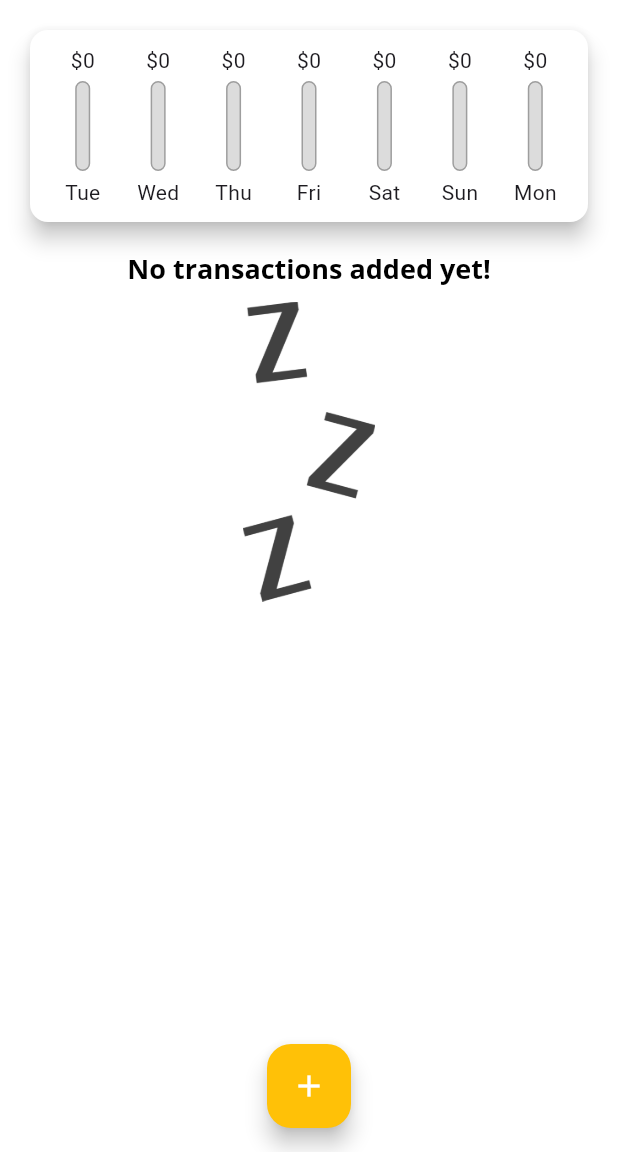
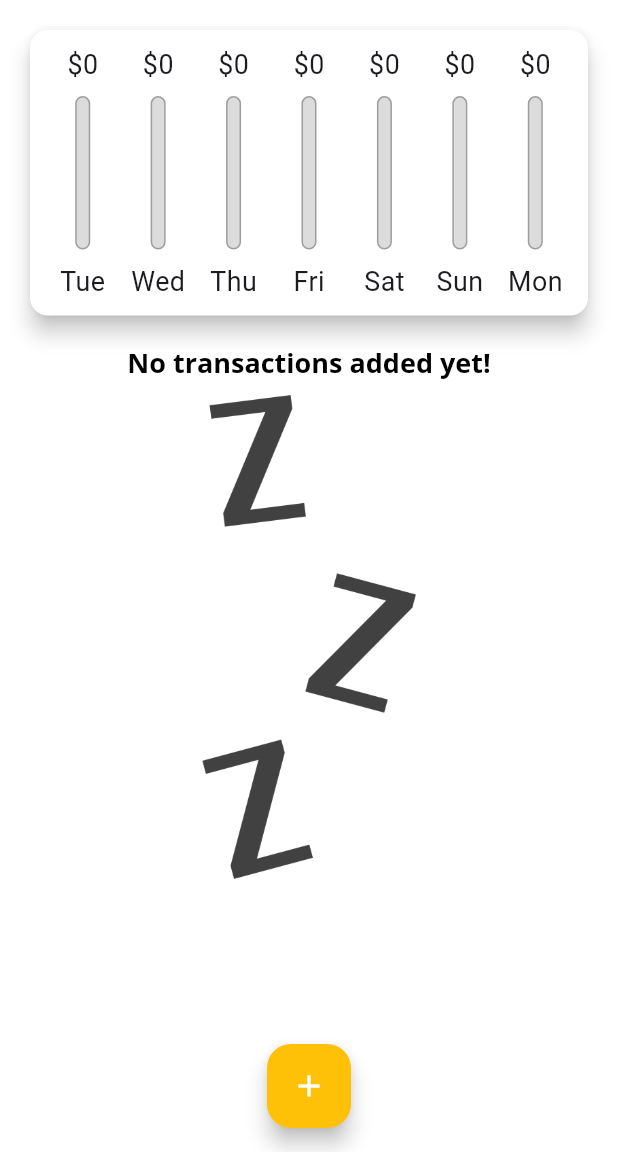
Before and after one commit to kikispark/personal_expenses_app_flutter, a Flutter app: the screen it shows after launch, on a phone screen of 412 x 824 dp, the part 84-1236 px from its top. Run offline on Flutter 3.47's test engine with Material 3 defaults, Android fonts, the light colour scheme and no system bars.

Commit message:
managing the mediaquery and reponsive

```diff
--- a/lib/main.dart
+++ b/lib/main.dart
@@ -1,13 +1,23 @@
 import '/widgets/transaction_list.dart';
-
+import 'package:flutter/services.dart';
 import '../models/transaction.dart';
 import '/widgets/new_transaction.dart';
 
 import 'package:flutter/material.dart';
 import './widgets/chart.dart';
 
-void main() => runApp(MyApp());
+void main() {
+  WidgetsFlutterBinding.ensureInitialized();
+  // SystemChrome.setPreferredOrientations([
+  //   DeviceOrientation.portraitUp,
+  //   DeviceOrientation.portraitDown,
+  // ]);
+  //=====>This **locks the device orientation** of your app.
+  runApp(MyApp());
+}
 
+// Lift state up:
+// You move the shared state to the closest common parent:
 class MyApp extends StatelessWidget {
   const MyApp({super.key});
   @override
@@ -69,6 +79,8 @@ class _MyHomePageState extends State<MyHomePage> {
     // ),
   ];
 
+  bool _showChart = false;
+
   List<Transaction> get _recentTransactions {
     return _userTransactions.where((tx) {
       return tx.date.isAfter(DateTime.now().subtract(Duration(days: 7)));
@@ -114,9 +126,14 @@ class _MyHomePageState extends State<MyHomePage> {
   @override
   Widget build(BuildContext context) {
     // print('recent: $_recentTransactions');
+    final isLandscape =
+        MediaQuery.of(context).orientation ==
+        Orientation.landscape; //<===check the orientation of the device
+    //we use final because it calculated for every build run when flutter rebuilds UI
 
-    return Scaffold(
-      appBar: AppBar(
+    final mediaQuery = MediaQuery.of(context);
+
+    final appBar = AppBar(
       title: Text('Personal Expenses'),
 
       actions: <Widget>[
@@ -127,14 +144,62 @@ class _MyHomePageState extends State<MyHomePage> {
           },
         ),
       ],
-      ),
+    );
+
+    final txListWidget = Container(
+      height:
+          (mediaQuery.size.height -
+              appBar.preferredSize.height -
+              mediaQuery.padding.top) *
+          0.7,
+      child: TransactionList(_userTransactions, _deleteTransaction),
+    );
+    return Scaffold(
+      appBar: appBar,
       body: SingleChildScrollView(
         child: Column(
           mainAxisAlignment: MainAxisAlignment.start,
           crossAxisAlignment: CrossAxisAlignment.stretch,
           children: <Widget>[
-            Chart(_recentTransactions),
-            TransactionList(_userTransactions, _deleteTransaction),
+            if (isLandscape) //  <==== if(isLandscape) its future from dart it check if true show in the list if no element added
+              Row(
+                mainAxisAlignment: MainAxisAlignment.center,
+                children: [
+                  Text('Show Chart '),
+                  Switch(
+                    value: _showChart,
+                    onChanged: (val) {
+                      setState(() {
+                        _showChart = val;
+                      });
+                    },
+                  ),
+                ],
+              ),
+            if (!isLandscape) // <==== if(isLandscape) its future from dart it check if true show in the list if no element added
+              Container(
+                height:
+                    (mediaQuery.size.height -
+                        appBar.preferredSize.height -
+                        mediaQuery.padding.top) *
+                    0.3,
+                child: Chart(_recentTransactions),
+              ),
+            if (!isLandscape) txListWidget,
+            if (isLandscape)
+              _showChart
+                  ? Container(
+                      height:
+                          (mediaQuery.size.height - //<===total screen height
+                              appBar
+                                  .preferredSize
+                                  .height - //<===height of the app bar
+                              mediaQuery.padding.top) *
+                          0.7, //<===top padding (usually the status bar height).
+                      // this gives you a height = 30% of the free space on the screen (after removing the AppBar + top system bar).
+                      child: Chart(_recentTransactions),
+                    )
+                  : txListWidget,
           ],
         ),
       ),
--- a/lib/widgets/chart_bar.dart
+++ b/lib/widgets/chart_bar.dart
@@ -9,17 +9,20 @@ class ChartBar extends StatelessWidget {
 
   @override
   Widget build(BuildContext context) {
+    return LayoutBuilder(
+      //<==So you can think of LayoutBuilder as the Flutter way of doing responsive sizing like percentages in Tailwind
+      builder: (ctx, constraints) {
         return Column(
           children: <Widget>[
             Container(
-          height: 20,
+              height: constraints.maxHeight * 0.15,
               child: FittedBox(
                 child: Text('\$${spendingAmount.toStringAsFixed(0)}'),
               ),
             ),
-        SizedBox(height: 4),
+            SizedBox(height: constraints.maxHeight * 0.05),
             Container(
-          height: 60,
+              height: constraints.maxHeight * 0.6,
               width: 10,
               child: Stack(
                 children: <Widget>[
@@ -42,9 +45,14 @@ class ChartBar extends StatelessWidget {
                 ],
               ),
             ),
-        SizedBox(height: 4),
-        Text(label),
+            SizedBox(height: constraints.maxHeight * 0.05),
+            Container(
+              height: constraints.maxHeight * 0.15,
+              child: FittedBox(child: Text(label)),
+            ),
           ],
+        );
+      },
     );
   }
 }
--- a/lib/widgets/transaction_list.dart
+++ b/lib/widgets/transaction_list.dart
@@ -9,11 +9,12 @@ class TransactionList extends StatelessWidget {
 
   @override
   Widget build(BuildContext context) {
+    // ==>context:metadata object with some information about the widget and its position in the tree
     final theme = Theme.of(context);
-    return Container(
-      height: 300,
-      child: transactions.isEmpty
-          ? Column(
+    return transactions.isEmpty
+        ? LayoutBuilder(
+            builder: (ctx, constraints) {
+              return Column(
                 children: <Widget>[
                   Text(
                     'No transactions added yet!',
@@ -21,13 +22,15 @@ class TransactionList extends StatelessWidget {
                   ),
                   SizedBox(height: 10),
                   Container(
-                  height: 200,
+                    height: constraints.maxHeight * 0.6,
                     child: Image.asset(
                       'assets/images/waiting.png',
                       fit: BoxFit.cover,
                     ),
                   ),
                 ],
+              );
+            },
           )
         : ListView.builder(
             itemBuilder: (ctx, index) {
@@ -42,6 +45,7 @@ class TransactionList extends StatelessWidget {
               // trailing → right side widget (like an arrow, switch, or button)
 
               // onTap → callback when the tile is tapped
+              // the ListView have an infinite height
               return Card(
                 elevation: 5,
                 margin: EdgeInsets.symmetric(vertical: 8, horizontal: 5),
@@ -63,7 +67,21 @@ class TransactionList extends StatelessWidget {
                   subtitle: Text(
                     DateFormat.yMMMd().format(transactions[index].date),
                   ),
-                    trailing: IconButton(
+                  trailing: MediaQuery.of(context).size.width > 460
+                      ? TextButton.icon(
+                          icon: Icon(
+                            Icons.delete,
+                            color: Theme.of(context).colorScheme.error,
+                          ),
+                          label: Text(
+                            'Delete',
+                            style: TextStyle(
+                              color: Theme.of(context).colorScheme.error,
+                            ),
+                          ),
+                          onPressed: () {},
+                        )
+                      : IconButton(
                           icon: Icon(Icons.delete),
                           color: Theme.of(
                             context,
@@ -76,7 +94,6 @@ class TransactionList extends StatelessWidget {
               );
             },
             itemCount: transactions.length,
-            ),
           );
   }
 }
```
Also changed, not shown: lib/widgets/new_transaction.dart (+17 -4 lines). Lines whose indentation alone changed are shown as unchanged.
